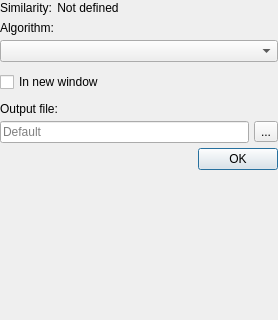
This is src/corelibs/U2View/src/ov_msa/ui/PairwiseAlignmentOptionsPanelWidget.ui in violethaze74/ugene as Qt 5 draws it before an edit; both pictures show x 0 to 278 and y 0 to 320 of the 278 by 592 pixel window. The edited form follows.
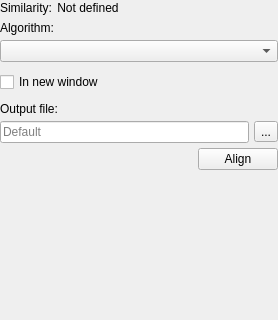
This is the edited form.

```diff
--- a/src/corelibs/U2View/src/ov_msa/ui/PairwiseAlignmentOptionsPanelWidget.ui
+++ b/src/corelibs/U2View/src/ov_msa/ui/PairwiseAlignmentOptionsPanelWidget.ui
@@ -264,11 +264,28 @@
     </widget>
    </item>
    <item>
-    <widget class="QDialogButtonBox" name="buttonBox">
-     <property name="standardButtons">
-      <set>QDialogButtonBox::Ok</set>
-     </property>
-    </widget>
+    <layout class="QHBoxLayout" name="horizontalLayout">
+     <item>
+      <spacer name="horizontalSpacer">
+       <property name="orientation">
+        <enum>Qt::Horizontal</enum>
+       </property>
+       <property name="sizeHint" stdset="0">
+        <size>
+         <width>40</width>
+         <height>20</height>
+        </size>
+       </property>
+      </spacer>
+     </item>
+     <item>
+      <widget class="QPushButton" name="alignButton">
+       <property name="text">
+        <string>Align</string>
+       </property>
+      </widget>
+     </item>
+    </layout>
    </item>
    <item>
     <spacer name="globaSpacer">
```
Left out of the diff: 66 changed lines with no effect on the pictures.
